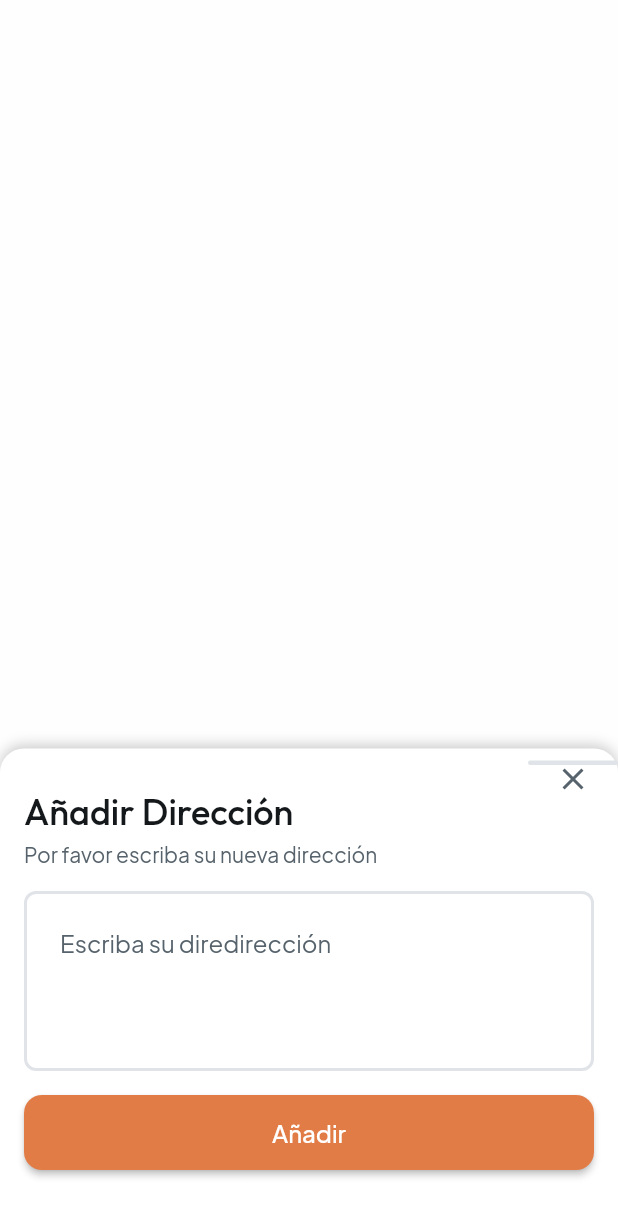
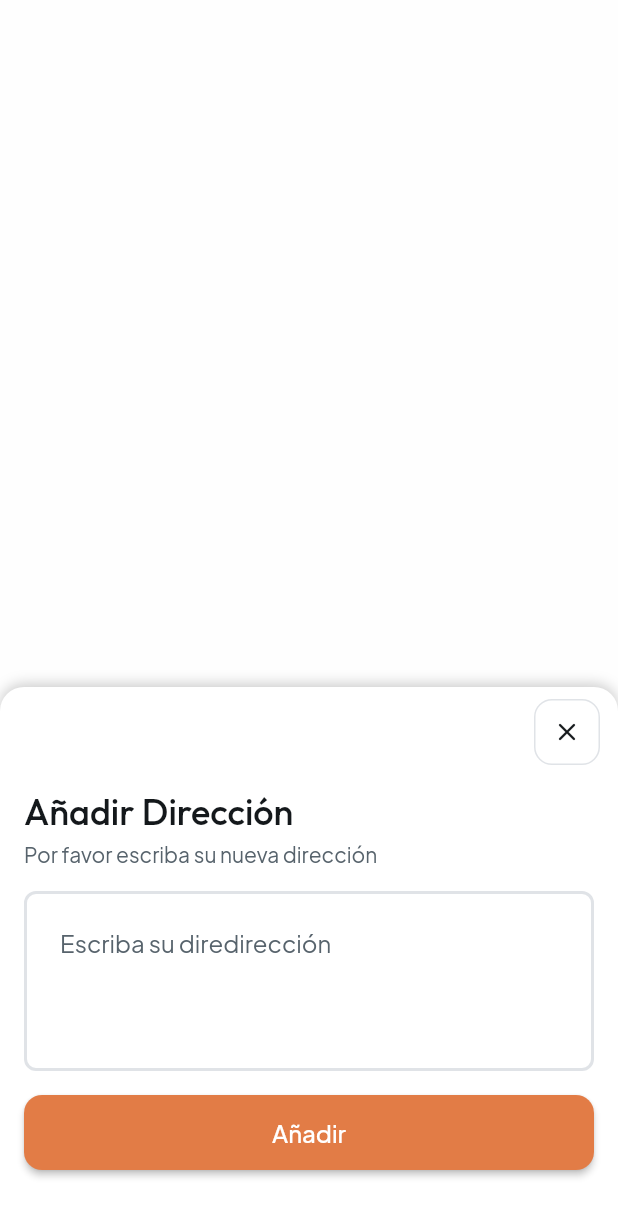
Before and after one commit to BlackBeard98/EntregasNew, a Flutter app: the DireccionWidget widget shown alone on an empty page, opened directly, on a phone screen of 412 x 824 dp. Shown: the top 1217 px of the screen. Run offline on Flutter 3.47's test engine with Material 2 defaults, Android fonts, the phone set to English and light mode, and no system bars; drawn by our look-alikes of auto_size_text; our stand-ins replace badges, cached_network_image, carousel_slider, csv, dropdown_button2, equatable and 13 more; missing offline and left inert: json_path, mime_type; accounts and stored records are empty.

Commit message:
Updating to latest FlutterFlow output.

```diff
--- a/lib/cuenta/direccion/direccion_model.dart
+++ b/lib/cuenta/direccion/direccion_model.dart
@@ -1,5 +1,6 @@
 import '/backend/api_requests/api_calls.dart';
 import '/backend/schema/structs/index.dart';
+import '/flutter_flow/flutter_flow_icon_button.dart';
 import '/flutter_flow/flutter_flow_theme.dart';
 import '/flutter_flow/flutter_flow_util.dart';
 import '/flutter_flow/flutter_flow_widgets.dart';
--- a/lib/cuenta/direccion/direccion_widget.dart
+++ b/lib/cuenta/direccion/direccion_widget.dart
@@ -1,5 +1,6 @@
 import '/backend/api_requests/api_calls.dart';
 import '/backend/schema/structs/index.dart';
+import '/flutter_flow/flutter_flow_icon_button.dart';
 import '/flutter_flow/flutter_flow_theme.dart';
 import '/flutter_flow/flutter_flow_util.dart';
 import '/flutter_flow/flutter_flow_widgets.dart';
@@ -91,27 +92,22 @@ class _DireccionWidgetState extends State<DireccionWidget> {
                         mainAxisSize: MainAxisSize.max,
                         mainAxisAlignment: MainAxisAlignment.end,
                         children: [
-                          Container(
-                            width: 60.0,
-                            height: 3.0,
-                            decoration: BoxDecoration(
-                              color: Color(0xFFE0E3E7),
-                              borderRadius: BorderRadius.circular(4.0),
-                            ),
-                            child: InkWell(
-                              splashColor: Colors.transparent,
-                              focusColor: Colors.transparent,
-                              hoverColor: Colors.transparent,
-                              highlightColor: Colors.transparent,
-                              onTap: () async {
+                          Padding(
+                            padding: EdgeInsetsDirectional.fromSTEB(
+                                0.0, 0.0, 12.0, 0.0),
+                            child: FlutterFlowIconButton(
+                              borderColor: Color(0xFFE0E3E7),
+                              borderRadius: 12.0,
+                              borderWidth: 1.0,
+                              buttonSize: 44.0,
+                              icon: Icon(
+                                Icons.close_rounded,
+                                color: Color(0xFF14181B),
+                                size: 20.0,
+                              ),
+                              onPressed: () async {
                                 Navigator.pop(context);
                               },
-                              child: Icon(
-                                Icons.close_sharp,
-                                color:
-                                    FlutterFlowTheme.of(context).secondaryText,
-                                size: 24.0,
-                              ),
                             ),
                           ),
                         ],
```
